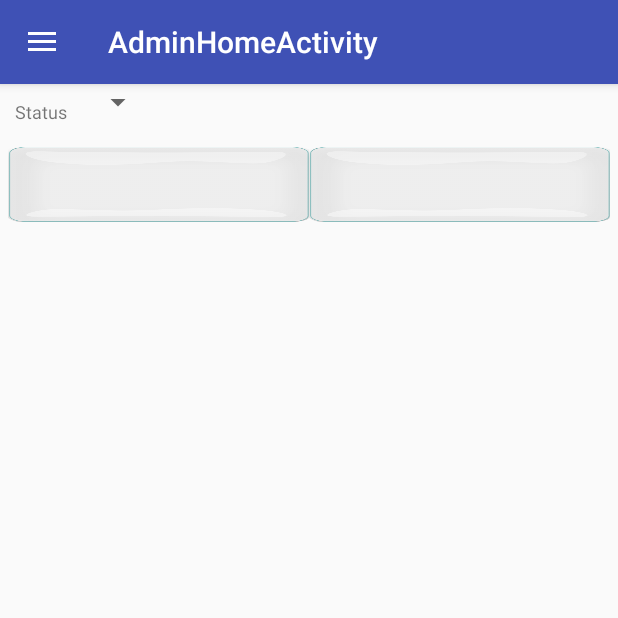
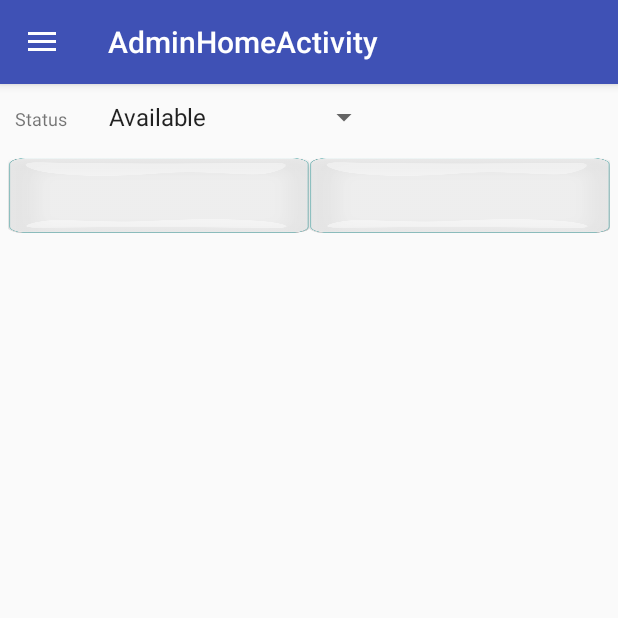
Before and after one commit to hpunetha/GuestAcc, an Android app: the fragment AdminRoomStatusFragment placed in its activity, on a phone screen of 412 x 824 dp, the top half of it. Run offline under Robolectric (Android 15) with nearby library versions, the phone set to English and light mode, and no system bars; our stand-ins replace Firebase (no records; nobody signed in at launch, a user with empty details on screens opened directly); 4 statements that could not run were skipped.

Commit message:
AdminHome added

```diff
--- a/app/src/main/java/in/ac/iiitd/guestacc/AdminRoomStatusFragment.java
+++ b/app/src/main/java/in/ac/iiitd/guestacc/AdminRoomStatusFragment.java
@@ -1,22 +1,131 @@
 package in.ac.iiitd.guestacc;
 
+import android.app.DatePickerDialog;
 import android.app.Fragment;
 import android.os.Bundle;
 import android.support.annotation.Nullable;
 import android.view.LayoutInflater;
 import android.view.View;
 import android.view.ViewGroup;
+import android.widget.DatePicker;
+import android.widget.EditText;
+
+import java.text.SimpleDateFormat;
+import java.util.Calendar;
+import java.util.Date;
+import java.util.Locale;
 
 /**
  * Created by kd on 22/4/18.
  */
 
 public class AdminRoomStatusFragment extends Fragment {
+    Date mToDate;
+    int mDateVal;
+    String mSendFromDate,mSendToDate;
+    EditText mEditTextFromDate, mEditTextToDate;
     @Nullable
     @Override
     public View onCreateView(LayoutInflater inflater, @Nullable ViewGroup container, Bundle savedInstanceState) {
         View adminRoomStatus = inflater.inflate(R.layout.fragment_admin_room_status,container,false);
 
+        final String mFormat = "E, MMM d";
+        SimpleDateFormat mPreSDFormat = new SimpleDateFormat(mFormat, Locale.ENGLISH);
+        Date mPreDate = new Date();
+        mToDate =mPreDate;
+        String mPreTextCheckin = getString(R.string.check_in)+  mPreSDFormat.format(mPreDate);
+        mEditTextFromDate.setText(mPreTextCheckin);
+        mSendFromDate = new SimpleDateFormat("yyyy-MM-dd",Locale.ENGLISH).format(mPreDate.getTime());
+
+        Calendar mPreCal = Calendar.getInstance();
+        mPreCal.setTime(mPreDate);
+        mPreCal.add(Calendar.DATE,1);
+        Date mPreNextDate = mPreCal.getTime();
+        // final Calendar mPreCalFinal = mPreCal;
+        String mPreTextCheckout = getString(R.string.check_out)+  mPreSDFormat.format(mPreNextDate);
+        mEditTextToDate.setText(mPreTextCheckout);
+        mSendToDate = new SimpleDateFormat("yyyy-MM-dd",Locale.ENGLISH).format(mPreNextDate.getTime());
+
+
+        //Taken from source : ->
+        final Calendar mCal = Calendar.getInstance();
+        final DatePickerDialog.OnDateSetListener date = new DatePickerDialog.OnDateSetListener() {
+            //DatePickerDialog.
+
+            @Override
+            public void onDateSet(DatePicker view, int year, int monthOfYear,
+                                  int dayOfMonth) {
+                mCal.set(Calendar.YEAR, year);
+                mCal.set(Calendar.MONTH, monthOfYear);
+                mCal.set(Calendar.DAY_OF_MONTH, dayOfMonth);
+
+//                String mFormat = "E, MMM d";
+                SimpleDateFormat mSimpleDF = new SimpleDateFormat(mFormat, Locale.ENGLISH);
+
+                if (mDateVal ==1)
+                {
+                    String mTextIn = getString(R.string.check_in)+ mSimpleDF.format(mCal.getTime());
+
+                    mSendFromDate = new SimpleDateFormat("yyyy-MM-dd",Locale.ENGLISH).format(mCal.getTime());
+
+                    mToDate =mCal.getTime();
+                    mEditTextFromDate.setText(mTextIn);
+                    Calendar mChkCal = Calendar.getInstance();
+                    mChkCal.setTime(mToDate);
+                    mChkCal.add(Calendar.DATE,1);
+                    String mTextOut = getString(R.string.check_out) + mSimpleDF.format(mChkCal.getTime());
+                    mEditTextToDate.setText(mTextOut);
+
+                    mSendToDate = new SimpleDateFormat("yyyy-MM-dd",Locale.ENGLISH).format(mChkCal.getTime());
+
+                }
+                else if (mDateVal ==2)
+                {
+                    String text = getString(R.string.check_out) + mSimpleDF.format(mCal.getTime());
+                    mEditTextToDate.setText(text);
+
+                    mSendToDate = new SimpleDateFormat("yyyy-MM-dd",Locale.ENGLISH).format(mCal.getTime());
+                }
+            }
+
+        };
+
+        mEditTextFromDate.setOnClickListener(new View.OnClickListener() {
+
+            @Override
+            public void onClick(View v) {
+                DatePickerDialog mDatePickDialog;
+                mDatePickDialog = new DatePickerDialog(getActivity(), date, mCal
+                        .get(Calendar.YEAR), mCal.get(Calendar.MONTH),
+                        mCal.get(Calendar.DAY_OF_MONTH));
+
+                mDateVal =1;
+                mDatePickDialog.getDatePicker().setMinDate(System.currentTimeMillis() - 1000);
+
+                mDatePickDialog.show();
+            }
+        });
+
+        mEditTextToDate.setOnClickListener(new View.OnClickListener() {
+
+            @Override
+            public void onClick(View view) {
+                DatePickerDialog mDatePickDialog;
+                mDatePickDialog = new DatePickerDialog(getActivity(), date, mCal
+                        .get(Calendar.YEAR), mCal.get(Calendar.MONTH),
+                        mCal.get(Calendar.DAY_OF_MONTH));
+                mDateVal =2;
+
+                Calendar mChkCal = Calendar.getInstance();
+                mChkCal.setTime(mToDate);
+                mChkCal.add(Calendar.DATE,1);
+                //Date mPreNextDate = mChkCal.getTime();
+
+
+                mDatePickDialog.getDatePicker().setMinDate(mChkCal.getTimeInMillis());
+                mDatePickDialog.show();
+            }
+        });
         return adminRoomStatus;
     }
 }
--- a/app/src/main/res/layout/fragment_admin_room_status.xml
+++ b/app/src/main/res/layout/fragment_admin_room_status.xml
@@ -1,6 +1,6 @@
 <?xml version="1.0" encoding="utf-8"?>
-<LinearLayout
-    xmlns:android="http://schemas.android.com/apk/res/android"
+<LinearLayout xmlns:android="http://schemas.android.com/apk/res/android"
+    xmlns:app="http://schemas.android.com/apk/res-auto"
     android:orientation="vertical"
     android:layout_width="match_parent"
     android:layout_height="match_parent">
@@ -19,9 +19,11 @@
             android:text="Status" />
 
         <Spinner
+            android:layout_marginLeft="10sp"
+            android:layout_margin="10sp"
             android:layout_width="wrap_content"
             android:layout_height="wrap_content"
-            android:entries="@array/spinnerItems"/>
+            android:entries="@array/adminRoomStatusSpinner"/>
 
     </LinearLayout>
 
--- a/app/src/main/res/values/strings.xml
+++ b/app/src/main/res/values/strings.xml
@@ -31,4 +31,9 @@
 
     <string name="action_settings">Settings</string>
 
+    <string-array name="adminRoomStatusSpinner">
+        <item>Available</item>
+        <item>Booked</item>
+        <item>Pending Payment</item>
+    </string-array>
 </resources>
```
